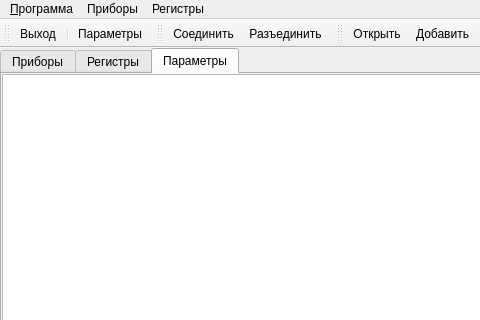
The window that candrivewin.ui (catompiler/QCanDrive) describes before a commit, drawn with Qt 5; both pictures show x 0 to 480 and y 0 to 320 of the 758 by 533 pixel window.
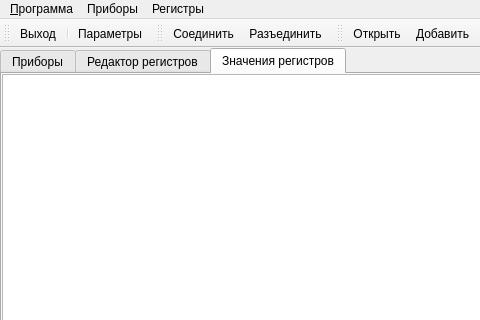
The same window after the commit. Icons and pictures are not drawn. Custom widgets are drawn as their Qt base class.

Commit message: tab reg view text changed

What changed in the file:
```diff
--- a/candrivewin.ui
+++ b/candrivewin.ui
@@ -72,7 +72,7 @@
       </widget>
       <widget class="QWidget" name="tabRegs">
        <attribute name="title">
-        <string>Регистры</string>
+        <string>Редактор регистров</string>
        </attribute>
        <layout class="QVBoxLayout" name="lRegList">
         <property name="spacing">
@@ -97,7 +97,7 @@
       </widget>
       <widget class="QWidget" name="tabRegView">
        <attribute name="title">
-        <string>Параметры</string>
+        <string>Значения регистров</string>
        </attribute>
        <layout class="QVBoxLayout" name="lRegView">
         <property name="spacing">
```
